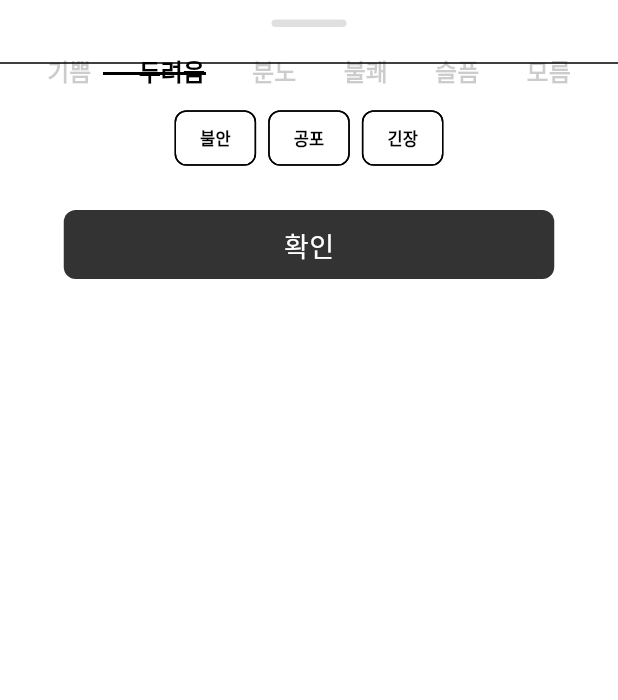
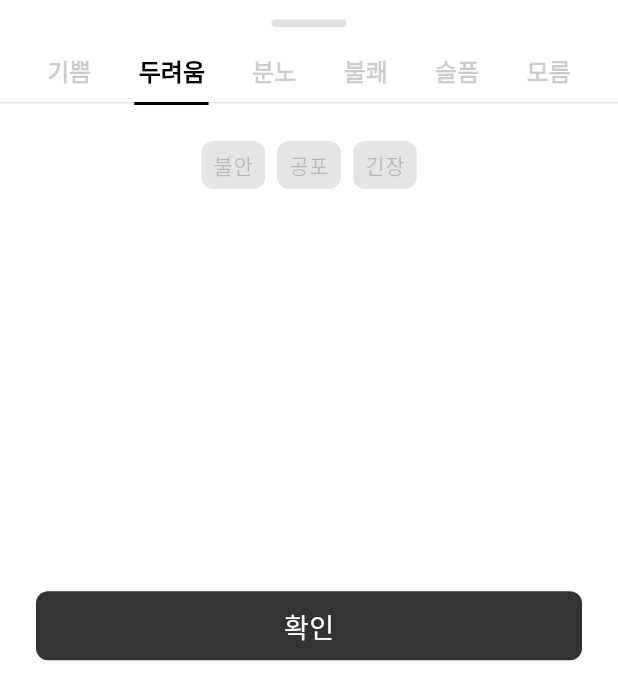
Before and after one commit to Nein-to-Sick/bandi_official, a Flutter app: the EmotionBottomSheet widget shown alone on an empty page, opened directly, after a tap on "두려움", on a phone screen of 412 x 824 dp. Shown: the top 700 px of the screen. Run offline on Flutter 3.47's test engine with Material 3 defaults, Android fonts, the light colour scheme and no system bars; our stand-ins replace cloud_firestore, firebase_auth, firebase_core, flutter_dotenv, phosphor_flutter, shared_preferences; missing offline and left inert: dart_openai; accounts and stored records are empty; Roboto replaces fonts that are missing (IBMPlexSansKR).

Commit message:
[Feat] emotion set 틀 개발 완성

```diff
--- a/lib/components/no_reuse/showMoreBottomSheet.dart
+++ b/lib/components/no_reuse/showMoreBottomSheet.dart
@@ -18,10 +18,22 @@ class _EmotionBottomSheetState extends State<EmotionBottomSheet> {
       value: emotionProvider,
       child: Consumer<EmotionProvider>(
         builder: (context, provider, child) {
-          return Container(
+          double flag = 0;
+          int index = provider.emotionKeys.indexOf(provider.selectedEmotion);
+          if(index < 3) {
+            flag = 3;
+          } else if (index == 3) {
+            flag = 1;
+          } else if (index == 4) {
+            flag = 0;
+          } else if (index == 5) {
+            flag = -0.5;
+          }
+          return SafeArea(
+            child: Container(
+              height: MediaQuery.of(context).size.height * 0.55,
               padding: const EdgeInsets.symmetric(vertical: 13),
               child: Column(
-              mainAxisSize: MainAxisSize.min,
                 children: [
                   Container(
                     width: 50,
@@ -60,56 +72,87 @@ class _EmotionBottomSheetState extends State<EmotionBottomSheet> {
                             ),
                         ],
                       ),
-                    Stack(
+                      Padding(
+                        padding: const EdgeInsets.only(top: 34.0),
+                        child: Stack(
                           children: [
                             AnimatedPositioned(
                               duration: const Duration(milliseconds: 300),
                               curve: Curves.easeInOut,
                               bottom: 0,
-                          left: MediaQuery.of(context).size.width /
-                              provider.emotionKeys.length *
+                              left: (MediaQuery.of(context).size.width - 25) / 6 *
                                   provider.emotionKeys
-                                  .indexOf(provider.selectedEmotion),
+                                      .indexOf(provider.selectedEmotion) + 22 + flag * (provider.emotionKeys
+                                  .indexOf(provider.selectedEmotion)),
                               child: Container(
-                            width: MediaQuery.of(context).size.width /
-                                provider.emotionKeys.length,
+                                width: (MediaQuery.of(context).size.width - 115) / 6,
                                 height: 2,
                                 color: BandiColor.foundationColor100(context),
                               ),
                             ),
-                        const Divider(),
-
+                            Divider(height: 1, color: BandiColor.foundationColor10(context)),
+                            Container(height: 2,)
                           ],
+                        ),
                       ),
 
                     ],
                   ),
-                Wrap(
+                  Expanded(
+                    child: Padding(
+                      padding: const EdgeInsets.only(top: 24, left: 24, right: 24),
+                      child: Wrap(
                         spacing: 8.0,
-                  runSpacing: 4.0,
+                        runSpacing: 8.0,
                         children: provider.emotionOptions.map<Widget>((emotion) {
-                    return ChoiceChip(
-                      label: Text(emotion),
-                      selected: provider.selectedEmotions.contains(emotion),
-                      onSelected: (selected) {
-                        if (selected) {
+                          return GestureDetector(
+                            onTap: () {
+                              if (provider.selectedEmotions.contains(emotion)) {
+                                provider.removeEmotion(emotion);
+                              } else {
                                 provider.addEmotion(emotion);
-                        } else {
-                          provider.removeEmotion(emotion);
                               }
                             },
+                            child: Container(
+                              padding: const EdgeInsets.all(8.0),
+                              decoration: BoxDecoration(
+                                color: provider.selectedEmotions.contains(emotion)
+                                    ? BandiColor.foundationColor100(context) // selected color
+                                    : BandiColor.foundationColor10(context), // unselected color
+                                borderRadius: BandiEffects.radius(),
+                              ),
+                              child: Text(
+                                emotion,
+                                style: BandiFont.bodySmall(context)?.copyWith(
+                                  color: provider.selectedEmotions.contains(emotion)
+                                      ? BandiColor.neutralColor80(context) // selected text color
+                                      : BandiColor.foundationColor20(context), // unselected text color
+                                ),
+                              ),
+                            ),
                           );
                         }).toList(),
                       ),
-                const SizedBox(height: 24),
-                CustomPrimaryButton(
+                    ),
+                  ),
+                  Padding(
+                    padding: const EdgeInsets.symmetric(horizontal: 24.0),
+                    child: Row(
+                      children: [
+                        Expanded(
+                          child: CustomPrimaryButton(
                             title: '확인',
                             onPrimaryButtonPressed: () {
                               Navigator.pop(context);
                             },
                             disableButton: false,
                           ),
+                        ),
                       ],
+                    ),
+                  ),
+                ],
+              ),
             ),
           );
         },
--- a/lib/controller/emotion_provider.dart
+++ b/lib/controller/emotion_provider.dart
@@ -6,7 +6,7 @@ class EmotionProvider with ChangeNotifier {
   List<String> _selectedEmotions = [];
 
   final Map<String, List<String>> _emotionChipOptions = {
-    "기쁨": ["행복", "만족", "즐거움"],
+    "기쁨": ["감동적이다", "감탄하다", "고맙다", "괜찮다", "궁금하다", "기쁘다", "다행스럽다", "든든하다", "만족스럽다", "반갑다", "뿌듯하다", "사랑스럽다", "상쾌하다", "설레다", "신기하다", "신나다", "여유롭다", "열정적이다", "유쾌하다", "자랑스럽다", "자신있다", "좋다", "통쾌하다", "편안하다", "행복하다", "홀가분하다", "활기차다", "훈훈하다", "흠뻑취하다"],
     "두려움": ["불안", "공포", "긴장"],
     "분노": ["화남", "짜증", "불쾌"],
     "불쾌": ["싫음", "불쾌", "혐오"],
--- a/lib/controller/home_to_write.dart
+++ b/lib/controller/home_to_write.dart
@@ -109,19 +109,4 @@ class HomeToWrite with ChangeNotifier {
     cheerText = lst[Random().nextInt(lst.length)];
     notifyListeners();
   }
-
-  //--------------step 3--------------------------------------------------------
-
-  List<String> emotionOptions = ["감동적이다", "감탄하다", "고맙다", "괜찮다", "궁금하다", "기쁘다", "다행스럽다", "든든하다", "만족스럽다", "반갑다", "뿌듯하다", "사랑스럽다", "상쾌하다", "설레다", "신기하다", "신나다", "여유롭다", "열정적이다", "유쾌하다", "자랑스럽다", "자신있다", "좋다", "통쾌하다", "편안하다", "행복하다", "홀가분하다", "활기차다", "훈훈하다", "흠뻑취하다"];
-  List<String> selectedEmotions = [];
-
-  void addEmotion(String emotion) {
-    selectedEmotions.add(emotion);
-    notifyListeners();
-  }
-
-  void removeEmotion(String emotion) {
-    selectedEmotions.remove(emotion);
-    notifyListeners();
-  }
 }
```
Also changed, not shown: 1 other file. Lines whose indentation alone changed are shown as unchanged.
